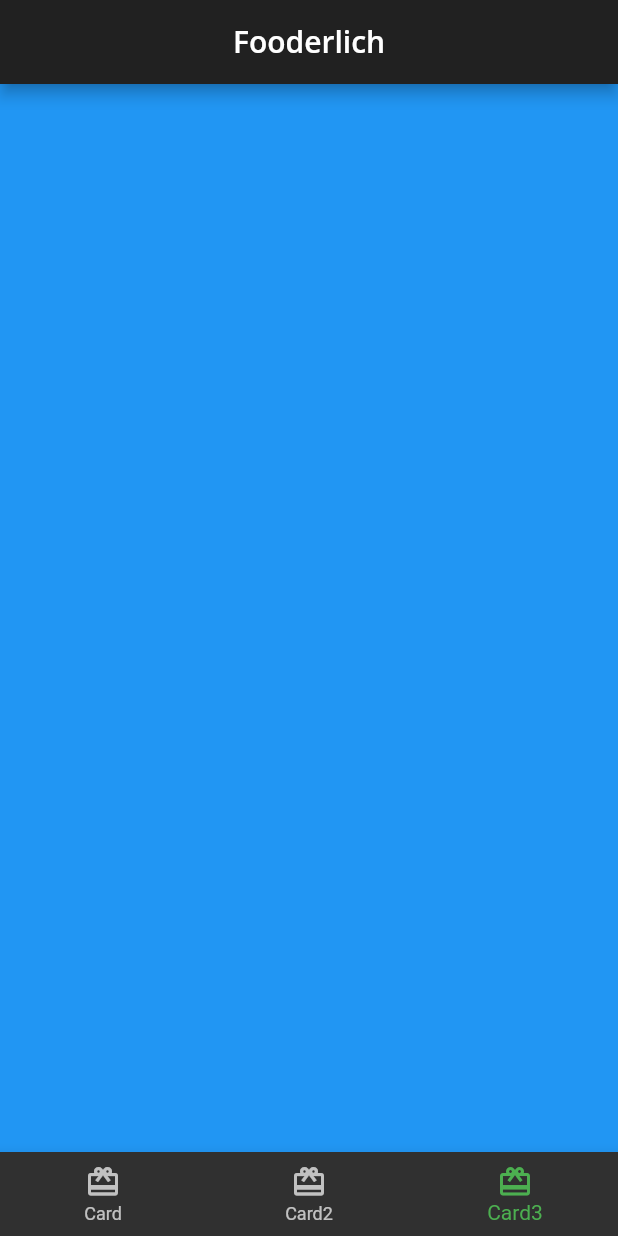
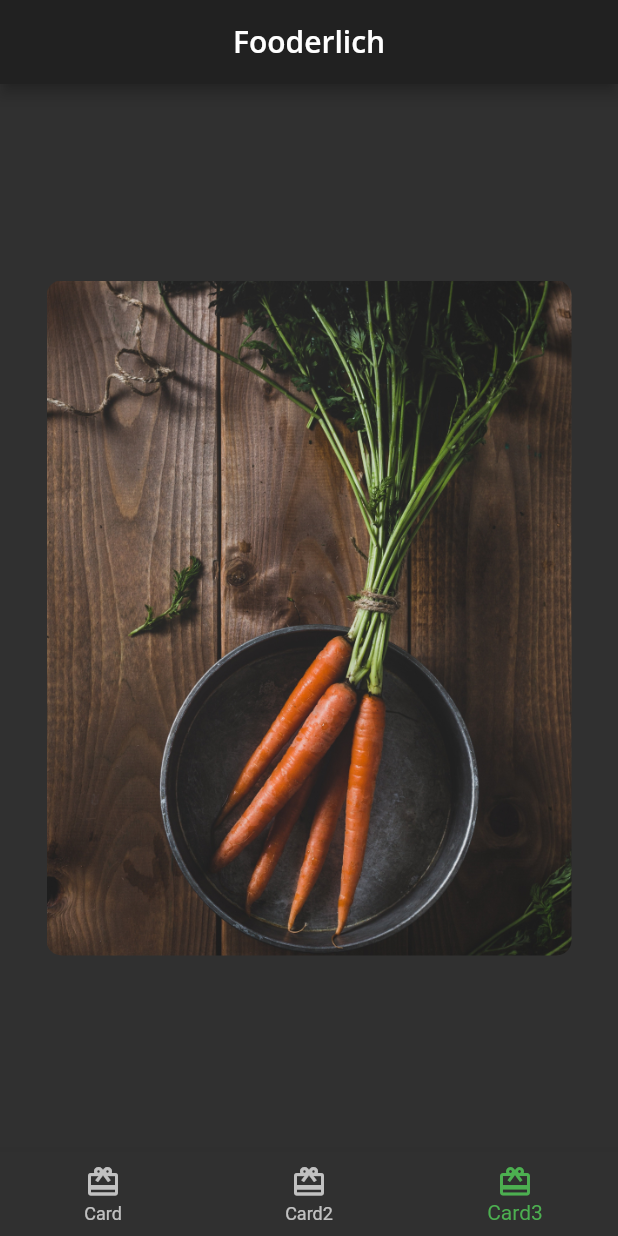
Before and after one commit to ghrms80/flta-ch03, a Flutter app: the screen it shows after launch, item 3 of the bottom bar chosen, on a phone screen of 412 x 824 dp. Run offline on Flutter 3.47's test engine with Material 2 defaults, Android fonts, the light colour scheme and no system bars; our stand-ins replace google_fonts.

Commit message:
Composing Card3: the explore card

```diff
--- /dev/null
+++ b/lib/card3.dart
@@ -0,0 +1,33 @@
+import 'package:flutter/material.dart';
+
+class Card3 extends StatelessWidget {
+  const Card3({super.key});
+
+  @override
+  Widget build(BuildContext context) {
+    return Center(
+      child: Container(
+        constraints: const BoxConstraints.expand(
+          width: 350,
+          height: 450,
+        ),
+        decoration: const BoxDecoration(
+          image: DecorationImage(
+            image: AssetImage('assets/mag2.png'),
+            fit: BoxFit.cover,
+          ),
+          borderRadius: BorderRadius.all(
+            Radius.circular(10.0),
+          ),
+        ),
+        child: Stack(
+          children: const [
+            // TODO: Add dark overlay BoxDecoration
+            // TODO: Add Container, Column, Icon and Text
+            // TODO: Add Center widget with Chip widget children
+          ],
+        ),
+      ),
+    );
+  }
+}
--- a/lib/home.dart
+++ b/lib/home.dart
@@ -1,5 +1,6 @@
 import 'package:ch03_basic_widgets/card1.dart';
 import 'package:ch03_basic_widgets/card2.dart';
+import 'package:ch03_basic_widgets/card3.dart';
 import 'package:flutter/material.dart';
 
 class Home extends StatefulWidget {
@@ -17,8 +18,7 @@ class _HomeState extends State<Home> {
   static List<Widget> pages = <Widget>[
     const Card1(),
     const Card2(),
-    // TODO: Replace with Card3
-    Container(color: Colors.blue),
+    const Card3(),
   ];
   // 9
   void _onItemTapped(int index) {
```
